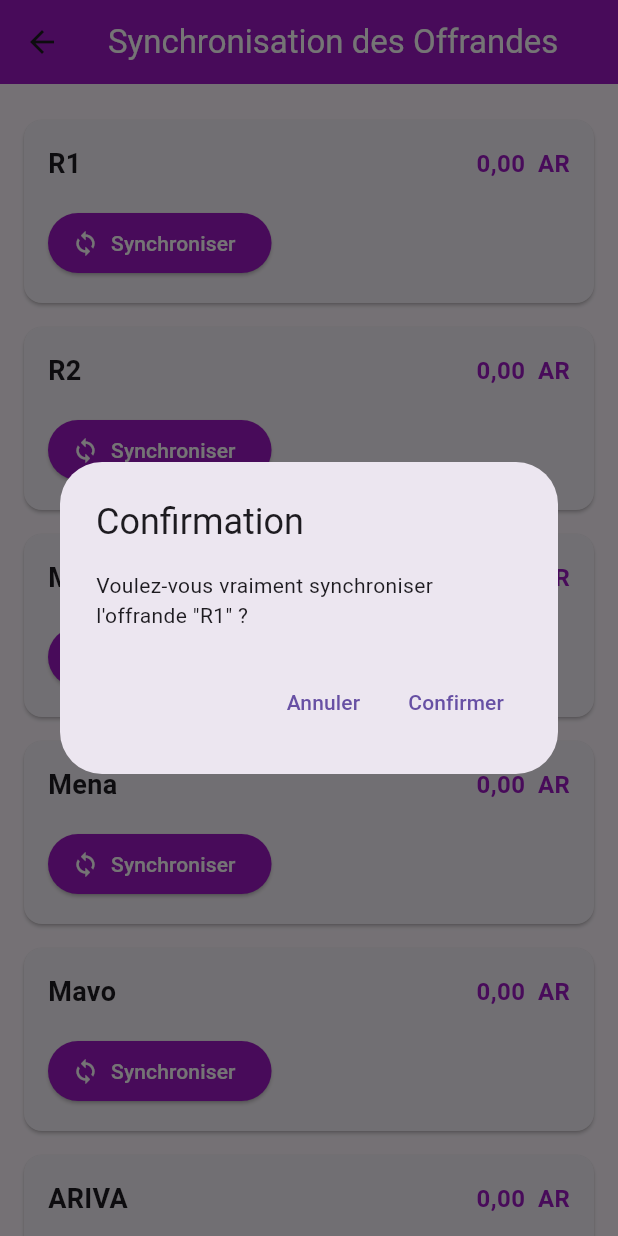
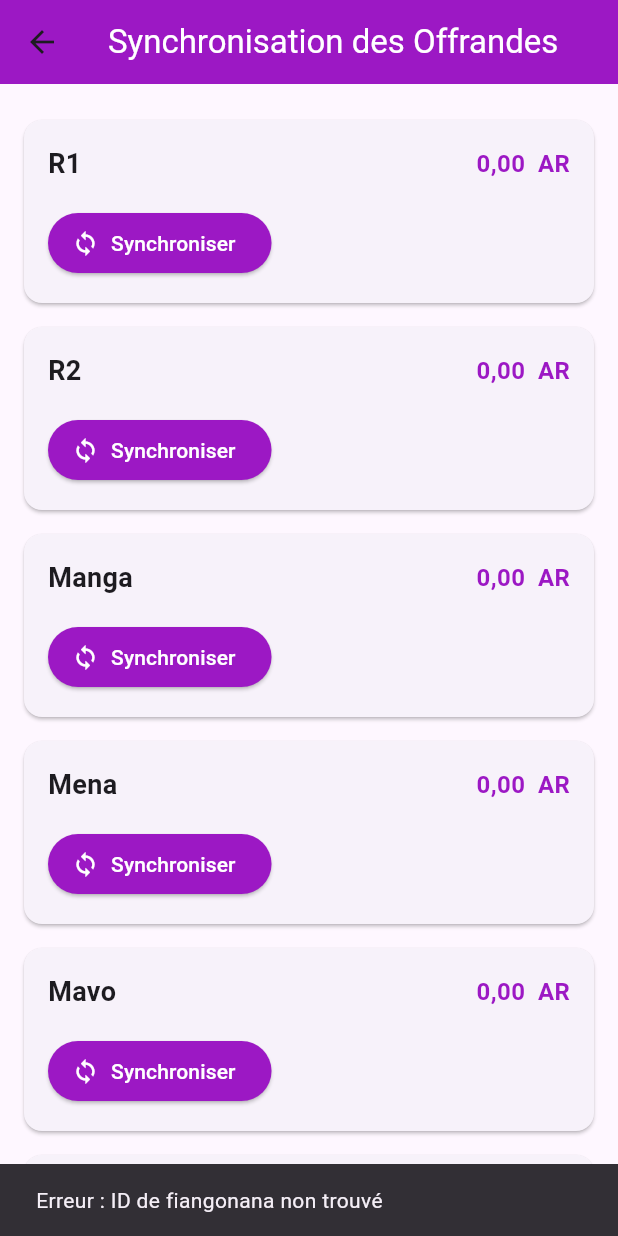
Before and after one commit to tounaf/fva_financy, a Flutter app: the SyncScreen screen opened directly with empty values, after a tap on "Synchroniser", on a phone screen of 412 x 824 dp. Run offline on Flutter 3.47's test engine with Material 3 defaults, Android fonts, the phone set to English and light mode, and no system bars; our stand-ins replace google_fonts, shared_preferences; accounts and stored records are empty.

Commit message:
sync: add fiangonana id

```diff
--- a/lib/screens/sync_screen.dart
+++ b/lib/screens/sync_screen.dart
@@ -1,6 +1,7 @@
 import 'package:flutter/material.dart';
 import 'package:http/http.dart' as http;
 import 'package:intl/intl.dart';
+import 'package:shared_preferences/shared_preferences.dart';
 import '../models/offering_data.dart';
 import '../utils/constants.dart';
 import 'dart:convert';
@@ -20,11 +21,21 @@ class _SyncScreenState extends State<SyncScreen> {
   Future<void> sendOfferingToApi(String offering) async {
     final quantities = widget.offeringData.quantities[offering]!;
     final total = widget.offeringData.calculateTotalForOffering(offering);
+    final prefs = await SharedPreferences.getInstance();
+    final fiangonanaId = prefs.getInt('fiangonana_id');
+
+    if (fiangonanaId == null) {
+      ScaffoldMessenger.of(context).showSnackBar(
+        const SnackBar(content: Text('Erreur : ID de fiangonana non trouvé')),
+      );
+      return;
+    }
 
     final data = {
       'type': offering,
       'quantities': quantities.map((bill, count) => MapEntry(bill.toString(), count)),
       'total': total,
+      'fiangonana': "/api/fiangonanas/$fiangonanaId"
     };
 
     final confirm = await showDialog<bool>(
```
